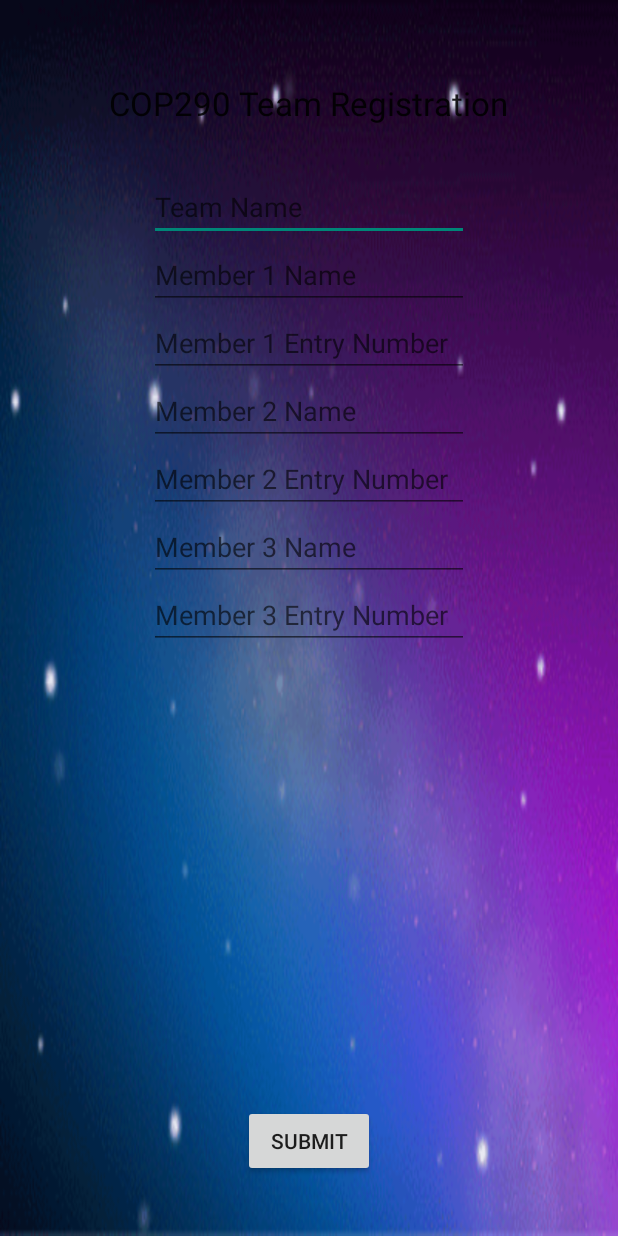
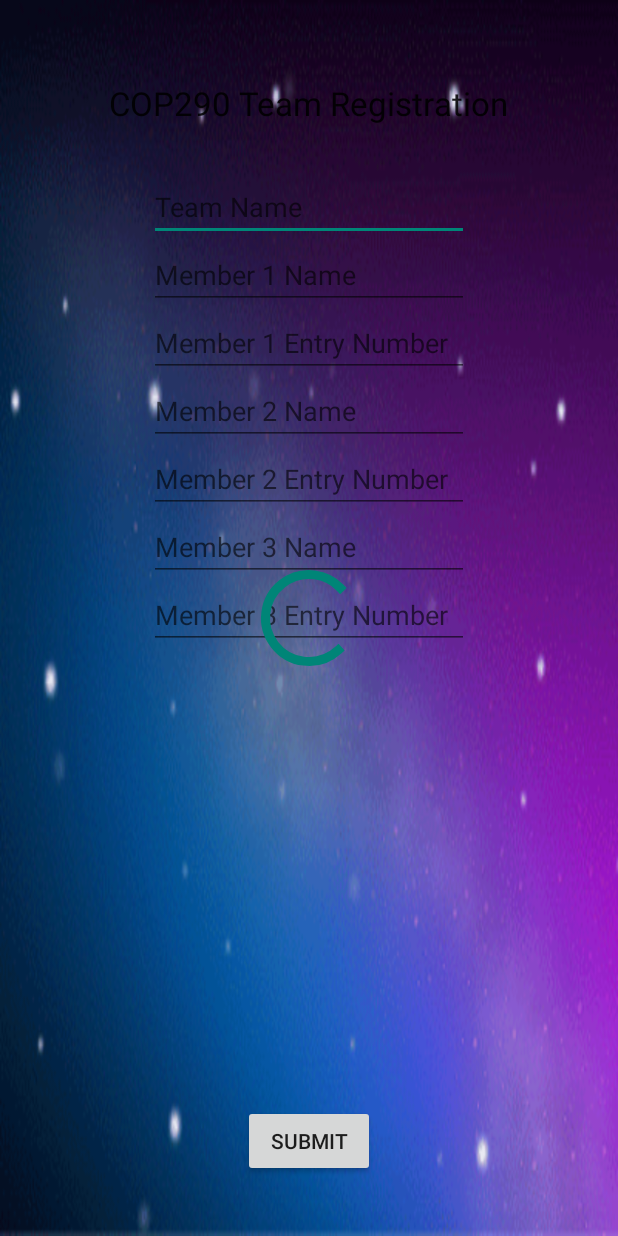
Before and after one commit to SourKream/RegistrationApp, an Android app: the ThreeMemberedTeamActivity screen opened directly, with no data from a screen before it, on a phone screen of 412 x 824 dp. Run offline under Robolectric (Android 15) with nearby library versions, the phone set to English and light mode, and no system bars.

Commit message:
Progress Bar Added, Not Tested

```diff
--- a/RegApp/app/src/main/java/io/github/suragnair/regapp/ThreeMemberedTeamActivity.java
+++ b/RegApp/app/src/main/java/io/github/suragnair/regapp/ThreeMemberedTeamActivity.java
@@ -10,6 +10,7 @@ import android.view.View;
 import android.widget.Button;
 import android.widget.EditText;
 import android.widget.ImageView;
+import android.widget.ProgressBar;
 import android.widget.Toast;
 
 import com.android.volley.Request;
@@ -18,6 +19,8 @@ import com.android.volley.Response;
 import com.android.volley.VolleyError;
 import com.android.volley.toolbox.StringRequest;
 import com.android.volley.toolbox.Volley;
+
+import org.json.JSONObject;
 
 import java.util.HashMap;
 import java.util.HashSet;
@@ -45,6 +48,8 @@ public class ThreeMemberedTeamActivity extends AppCompatActivity {
     private EditText name3Field;
     private EditText entry3Field;
 
+    private ProgressBar spinner;
+
     @Override
     protected void onCreate(Bundle savedInstanceState) {
         super.onCreate(savedInstanceState);
@@ -59,6 +64,8 @@ public class ThreeMemberedTeamActivity extends AppCompatActivity {
         name3Field = (EditText) findViewById(R.id.name3Field);
         entry3Field = (EditText) findViewById(R.id.entry3Field);
 
+        spinner = (ProgressBar)findViewById(R.id.progressBar1);
+
         //Setting live background
         ImageView ivLoader = (ImageView) findViewById(R.id.IVloadinganimation);
         ivLoader.setBackgroundResource(R.layout.live_bg);
@@ -70,6 +77,8 @@ public class ThreeMemberedTeamActivity extends AppCompatActivity {
 
     public void submit_button2(View view)
     {
+        spinner.setVisibility(View.VISIBLE);
+
         // Extracting Text From EditText
         final String teamname = teamnameField.getText().toString();
         final String name1 = name1Field.getText().toString();
@@ -117,21 +126,23 @@ public class ThreeMemberedTeamActivity extends AppCompatActivity {
             ERROR_FLAG = true;
         }
 
-        if (ERROR_FLAG)
+        if (ERROR_FLAG) {
+            spinner.setVisibility(View.GONE);
             return;
-
+        }
 
         //SEND THE REQUEST TO SERVER
         StringRequest stringRequest = new StringRequest(Request.Method.POST, ServerURL,
                 new Response.Listener<String>() {
                     @Override
                     public void onResponse(String response) {
+                        spinner.setVisibility(View.GONE);
                         responseReceived(response);
                     }
                 }, new Response.ErrorListener() {
                     @Override
                     public void onErrorResponse(VolleyError error) {
-
+                        spinner.setVisibility(View.GONE);
                     }
                 }) {
 
@@ -156,6 +167,7 @@ public class ThreeMemberedTeamActivity extends AppCompatActivity {
     public void responseReceived(String response)
     {
         Toast.makeText(ThreeMemberedTeamActivity.this, response, Toast.LENGTH_SHORT).show();
+
     }
 
     private boolean isValidEntryNo (String entryNo)
--- a/RegApp/app/src/main/res/layout/three_membered_team.xml
+++ b/RegApp/app/src/main/res/layout/three_membered_team.xml
@@ -104,6 +104,14 @@
         android:layout_below="@+id/name3Field"
         android:layout_centerHorizontal="true" />
 
+    <ProgressBar
+        android:id="@+id/progressBar1"
+        style="?android:attr/progressBarStyleLarge"
+        android:layout_width="wrap_content"
+        android:layout_height="wrap_content"
+        android:layout_centerVertical="true"
+        android:layout_centerHorizontal="true" />
+
     <!-- android:shadowColor="#7F000000"
      android:shadowDx="1"
      android:shadowDy="1"
```
